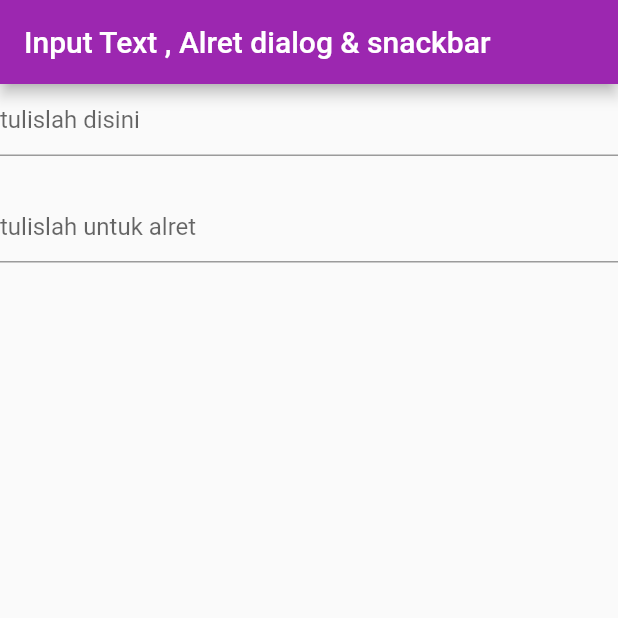
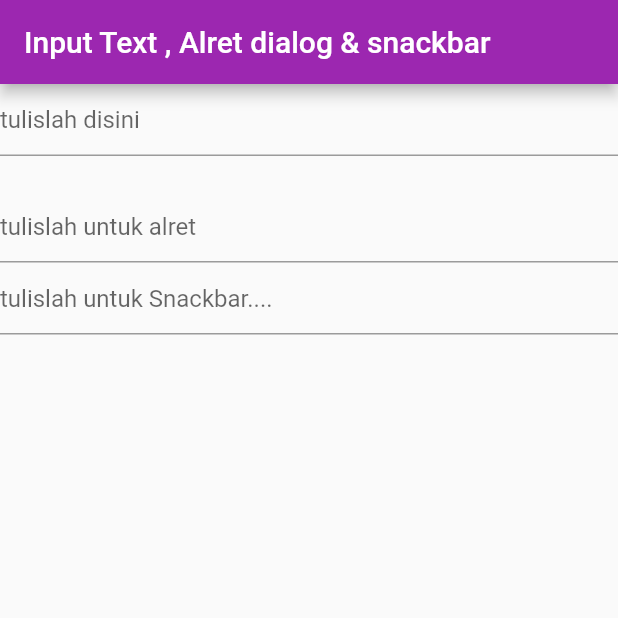
Before and after one commit to aricangcimen/lat_flutter, a Flutter app: the Home screen opened directly, on a phone screen of 412 x 824 dp, the top half of it. Run offline on Flutter 3.47's test engine with Material 2 defaults, Android fonts, the phone set to English and light mode, and no system bars.

Commit message:
sudah selesai

```diff
--- a/lib/main7.dart
+++ b/lib/main7.dart
@@ -12,6 +12,18 @@ class Home extends StatefulWidget {
 }
 
 class _HomeState extends State<Home> {
+void _snackbar(String str){
+if(str.isEmpty ) return ;
+_scaffoldState.currentState.showSnackBar(new SnackBar(
+content: new Text(str , style : new TextStyle(fontSize: 20.0), ),
+duration: new Duration(seconds: 3),
+));
+
+
+
+}
+
+
 
 
 
@@ -42,10 +54,15 @@ showDialog(context: context , child: alertDialog );
  String teks = "";
  TextEditingController controllerInput = new TextEditingController();
   TextEditingController controllerAllert = new TextEditingController();
+TextEditingController controllerSnackbar = new TextEditingController();
+
+final GlobalKey<ScaffoldState> _scaffoldState = new GlobalKey<ScaffoldState>();
+
 
   @override
   Widget build(BuildContext context) {
     return new Scaffold(
+      key: _scaffoldState,
       appBar: new AppBar(title: new Text( "Input Text , Alret dialog & snackbar"),
       backgroundColor: Colors.purple,),
       body: new Container(
@@ -72,11 +89,23 @@ decoration: new InputDecoration(
 ),
 onSubmitted: (String str){
 _alretdialog(str);
+controllerAllert.text="";
 
 
 },
             ),
+ new TextField(
+              controller: controllerSnackbar,
+decoration: new InputDecoration(
+  hintText: "tulislah untuk Snackbar....",
+),
+onSubmitted: (String str){
+_snackbar(str);
+controllerSnackbar.text="";
 
+
+},
+            ),
 
 
 
```
